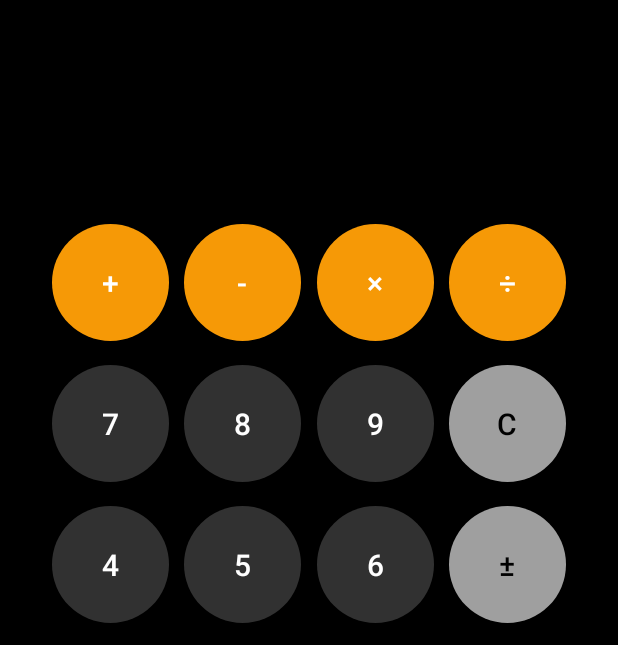
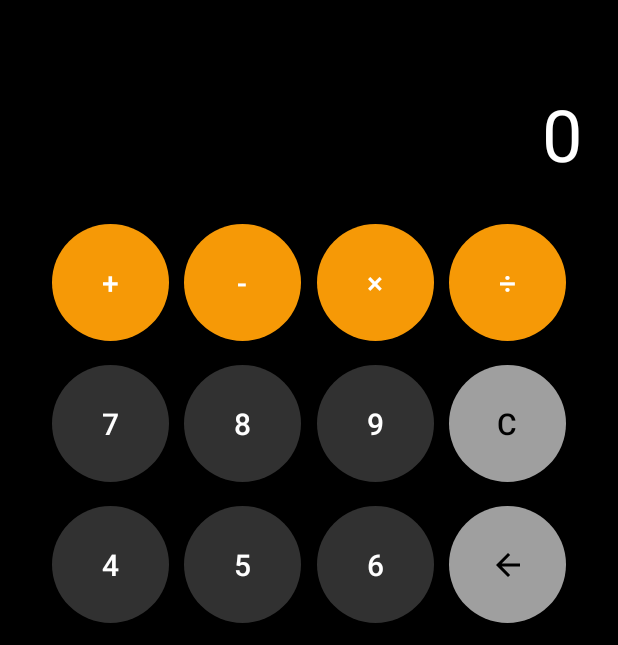
Before and after one commit to manarkhaledx/Calculator, an Android app: the layout activity_main.xml on its own in the app's theme, with its tools: preview values and no code run, on a phone screen of 412 x 824 dp. Shown: the part 274-919 px from the top of the screen. Run offline under Robolectric (Android 15) with nearby library versions, the phone set to English and light mode, and no system bars.

Commit message:
result text view modified

```diff
--- /dev/null
+++ b/app/src/main/res/drawable/baseline_arrow_back_space.xml
@@ -0,0 +1,5 @@
+<vector android:autoMirrored="true" android:height="24dp"
+    android:tint="#000000" android:viewportHeight="24"
+    android:viewportWidth="24" android:width="24dp" xmlns:android="http://schemas.android.com/apk/res/android">
+    <path android:fillColor="@android:color/white" android:pathData="M20,11H7.83l5.59,-5.59L12,4l-8,8 8,8 1.41,-1.41L7.83,13H20v-2z"/>
+</vector>
--- a/app/src/main/res/layout/activity_main.xml
+++ b/app/src/main/res/layout/activity_main.xml
@@ -14,9 +14,12 @@
         android:layout_height="wrap_content"
         android:layout_marginTop="@dimen/margin_gaint"
         android:gravity="end"
-        android:maxLength="8"
+        android:maxLength="13"
+        android:text="@string/_0"
         android:textColor="@color/white"
         android:textSize="@dimen/textGiant"
+        android:textIsSelectable="true"
+        android:textColorHighlight="#65FFAA00"
         app:layout_constraintTop_toTopOf="parent" />
 
     <androidx.appcompat.widget.AppCompatButton
@@ -213,15 +216,15 @@
         app:layout_constraintStart_toEndOf="@+id/no8_btn"
         app:layout_constraintTop_toTopOf="@+id/no7_btn" />
 
-    <androidx.appcompat.widget.AppCompatButton
-        android:id="@+id/plusMinus_btn"
+    <ImageButton
+        android:id="@+id/backspce_btn"
         style="@style/Buttons_Style.right"
         android:layout_width="@dimen/_60sdp"
         android:layout_height="@dimen/_60sdp"
         android:gravity="center"
-        android:text="@string/plus_minus"
         android:textSize="@dimen/buttton_text"
         app:backgroundTint="@null"
+        android:src="@drawable/baseline_arrow_back_space"
         app:layout_constraintEnd_toEndOf="parent"
         app:layout_constraintHorizontal_bias="0.5"
         app:layout_constraintStart_toEndOf="@+id/no6_btn"
@@ -253,7 +256,7 @@
         android:textSize="@dimen/buttton_text"
         app:backgroundTint="@null"
         android:onClick="onClickNumber"
-        app:layout_constraintEnd_toStartOf="@+id/plusMinus_btn"
+        app:layout_constraintEnd_toStartOf="@+id/backspce_btn"
         app:layout_constraintHorizontal_bias="0.5"
         app:layout_constraintStart_toEndOf="@+id/no5_btn"
         app:layout_constraintTop_toTopOf="@+id/no4_btn" />
```
Also changed, not shown: app/src/main/java/com/example/calculator/MainActivity.kt (+62 -41 lines).
